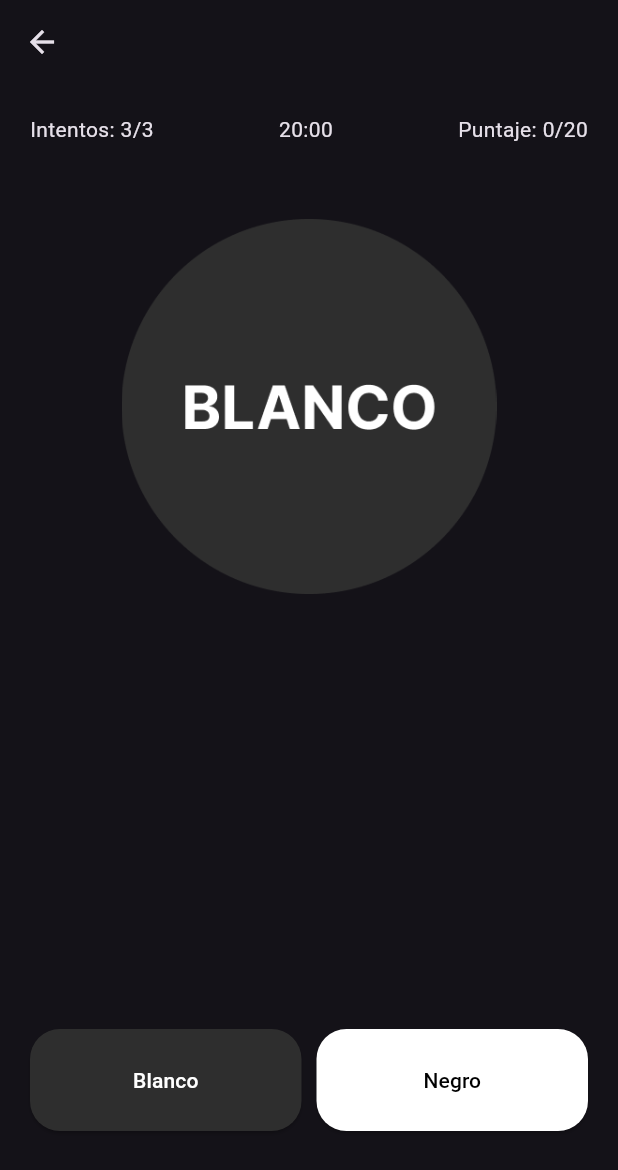
After one commit to PepeRCx/trivia-quest, a Flutter app: the BallSorterPage screen opened by its route, on a phone screen of 412 x 824 dp. The commit adds this screen. Shown: the top 1170 px of the screen. Run offline on Flutter 3.47's test engine with Material 3 defaults, Android fonts, the phone set to English and light mode, and no system bars; our stand-ins replace firebase_auth, firebase_core, flutter_blue_plus, flutter_speed_dial, google_nav_bar; accounts and stored records are empty; generated files the repository leaves out were written again.

Commit message:
[IMP] box selector & ball sorter basic ui

```diff
--- a/lib/main.dart
+++ b/lib/main.dart
@@ -5,6 +5,8 @@ import 'package:trivia_quest/pages/auth/login.dart';
 
 import 'package:firebase_core/firebase_core.dart';
 import 'package:trivia_quest/pages/auth/signup.dart';
+import 'package:trivia_quest/pages/minigames/ball_sorter.dart';
+import 'package:trivia_quest/pages/minigames/box_selector.dart';
 import 'firebase_options.dart';
 
 void main() async {
@@ -30,6 +32,8 @@ class MainApp extends StatelessWidget {
         '/signup': (context) => const SignupPage(),
         '/home': (context) => const HomePage(),
         '/delete_account': (context) => const DeleteAccountPage(),
+        '/ball_sorter': (context) => const BallSorterPage(),
+        '/box_selector': (context) => const BoxSelectorPage(),
       },
     );
   }
--- /dev/null
+++ b/lib/pages/minigames/ball_sorter.dart
@@ -0,0 +1,132 @@
+
+import 'dart:math';
+import 'package:flutter/material.dart';
+
+class BallSorterPage extends StatefulWidget {
+  const BallSorterPage({super.key});
+
+  @override
+  BallSorterPageState createState() => BallSorterPageState();
+}
+
+class BallSorterPageState extends State<BallSorterPage> with SingleTickerProviderStateMixin {
+
+  static const ballBlack1 = 'lib/assets/ball_sorter/BallBlack_1.png';
+  static const ballBlack2 = 'lib/assets/ball_sorter/BallBlack_2.png';
+
+  static const ballWhite1 = 'lib/assets/ball_sorter/BallWhite_1.png';
+  static const ballWhite2 = 'lib/assets/ball_sorter/BallWhite_2.png';
+
+  static const balls = [
+    ballBlack1,
+    ballBlack2,
+    ballWhite1,
+    ballWhite2,
+  ];
+
+  String currentBall = balls[Random().nextInt(balls.length)];
+
+  void changeBall() {
+    setState(() {
+      String newBall;
+      do {
+        newBall= balls[Random().nextInt(balls.length)];
+      } while(newBall == currentBall);
+      currentBall = newBall;
+    });
+  }
+
+  @override
+  Widget build(BuildContext context) {
+    return Scaffold(
+      appBar: AppBar(),
+      body: Center(
+        child: Stack(
+          children: [
+            Padding(
+              padding: EdgeInsets.all(20),
+              child: Column(
+                children: [
+                  Row(
+                    children: [
+                      Text('Intentos: 3/3'),
+                      Spacer(),
+                      Text('20:00'),
+                      Spacer(),
+                      Text('Puntaje: 0/20')
+                    ],
+                  ),
+                  SizedBox(height: 50),
+                  AnimatedSwitcher(
+                    duration: const Duration(milliseconds: 200),
+                    transitionBuilder: (Widget child, Animation<double> animation) {
+                      final inAnimation = Tween<Offset>(
+                        begin: const Offset(-1, 0),
+                        end: Offset.zero
+                      ).animate(animation);
+
+                      final outAnimation = Tween<Offset>(
+                        begin: Offset.zero,
+                        end: const Offset(-1, 0),
+                      ).animate(animation);
+
+                      return SlideTransition(
+                        position: animation.status == AnimationStatus.reverse
+                          ? outAnimation
+                          : inAnimation,
+                        child: child,
+                      );
+                    },
+                    child: Image.asset(
+                      currentBall,
+                      key: ValueKey(currentBall),
+                      width: 250,
+                      height: 250,
+                    ),
+                  ),
+                  Spacer(),
+                  Row(
+                    children: [
+                      Expanded(
+                        child: ElevatedButton(
+                          style: ElevatedButton.styleFrom(
+                            padding: EdgeInsets.symmetric(vertical: 24),
+                            backgroundColor: const Color.fromARGB(255, 46, 46, 46),
+                            shape: RoundedRectangleBorder(
+                              borderRadius: BorderRadius.circular(20)
+                            )
+                          ),
+                          child: const Text('Blanco', style: TextStyle(color: Colors.white),),
+                          onPressed: () {
+                            changeBall();
+                          },
+                        ),
+                      ),
+                      Padding(padding: EdgeInsets.symmetric(horizontal: 5)),
+                      Expanded(
+                        child: ElevatedButton(
+                          style: ElevatedButton.styleFrom(
+                            backgroundColor: Colors.white,
+                            padding: EdgeInsets.symmetric(vertical: 24),
+                            shape: RoundedRectangleBorder(
+                              borderRadius: BorderRadius.circular(20)
+                            )
+                          ),
+                          child: const Text('Negro', style: TextStyle(color: Colors.black),),
+                          onPressed: () {
+                            changeBall();
+                          },
+                        ),
+                      ),
+                    ],
+                  ),
+                  SizedBox(height: 50,)
+                ],
+              ),
+            )
+          ],
+        ),
+      ),
+    );
+  }
+}
--- a/lib/pages/tabs/primary.dart
+++ b/lib/pages/tabs/primary.dart
@@ -15,8 +15,9 @@ class PrimaryTab extends StatelessWidget {
         children: [
           SpeedDialChild(
             child: const Icon(Icons.play_arrow_outlined),
-            label: 'Ball Selector',
+            label: 'Ball Sorter',
             shape: CircleBorder(),
+            onTap: () => Navigator.pushNamed(context, '/ball_sorter'),
           ),
           SpeedDialChild(
             child: const Icon(Icons.play_arrow_outlined),
@@ -27,6 +28,7 @@ class PrimaryTab extends StatelessWidget {
             child: const Icon(Icons.play_arrow_outlined),
             label: 'Box Selector',
             shape: CircleBorder(),
+            onTap: () => Navigator.pushNamed(context, '/box_selector'),
           )
         ],
       ),
--- a/pubspec.yaml
+++ b/pubspec.yaml
@@ -22,3 +22,6 @@ dev_dependencies:
 
 flutter:
   uses-material-design: true
+
+  assets:
+    - lib/assets/ball_sorter/
```
Also changed, not shown: lib/pages/minigames/box_selector.dart (added, +31 -0 lines), lib/assets/ball_sorter/BallBlack_1.png (added), lib/assets/ball_sorter/BallBlack_2.png (added), lib/assets/ball_sorter/BallWhite_1.png (added), lib/assets/ball_sorter/BallWhite_2.png (added).
